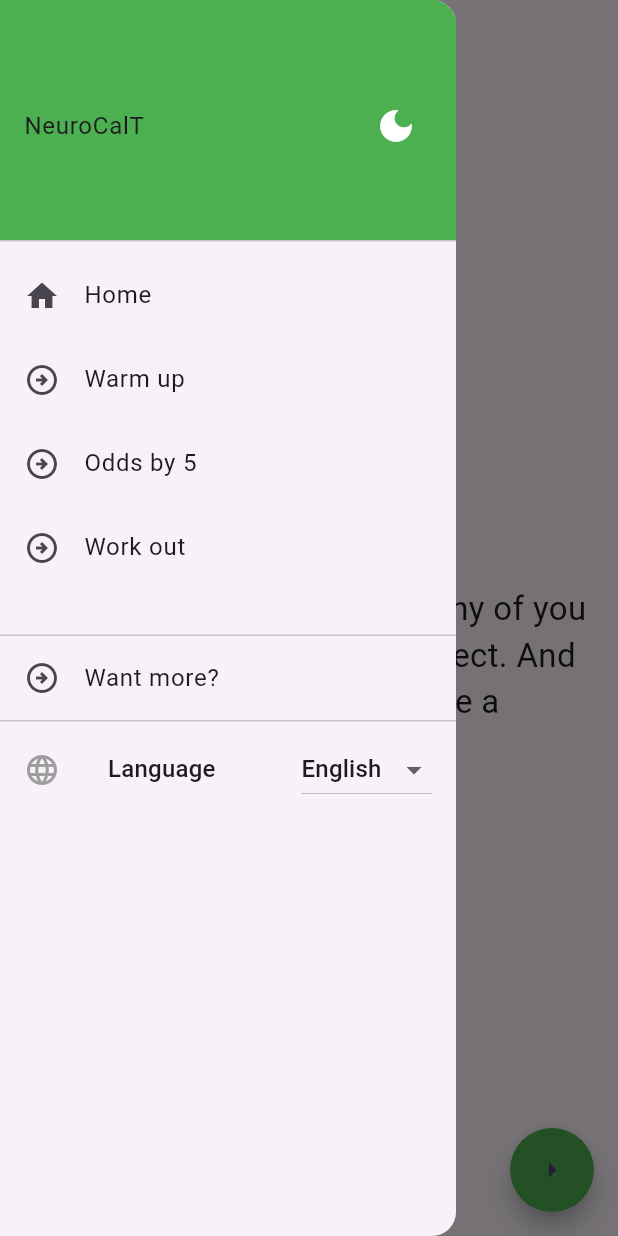
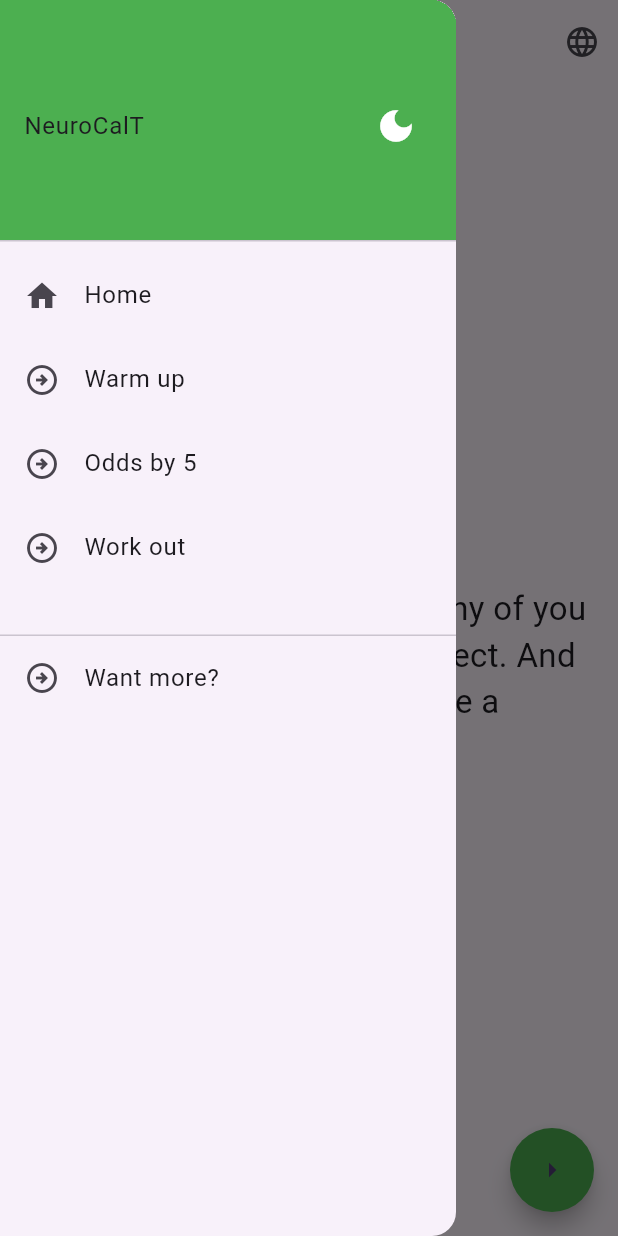
Before and after one commit to FrankMilvus/Trachtenberg-GREMA, a Flutter app: the screen it shows after launch, with the side drawer open, on a phone screen of 412 x 824 dp. Run offline on Flutter 3.47's test engine with Material 3 defaults, Android fonts, the phone set to English and light mode, and no system bars; our stand-ins replace flutter_native_splash, wakelock_plus.

Commit message:
Enhance app localization and user experience by adding language selection in the app bar, enabling wakelock functionality, and updating app strings. Also, include new dependencies and configuration for improved development environment.

```diff
--- a/lib/constants/app_strings.dart
+++ b/lib/constants/app_strings.dart
@@ -1,6 +1,6 @@
 class KAppStrings {
   static const hello =
-      'Hey guys! I am glad to see any of you here! This app is my pet project. And main'
+      'Hey guys!! I am glad to see any of you here! This app is my pet project!!. And main'
       ' target of this app create a sandbox to train fast mental counting skills';
   static const oddsByFiveMultiplicationExplanation =
       'Rule: To multiply a number by 5 using\n'
--- a/lib/main.dart
+++ b/lib/main.dart
@@ -5,10 +5,12 @@ import 'package:provider/provider.dart';
 import 'package:trachtenberg_grema/providers/app_provider.dart';
 import 'package:trachtenberg_grema/views/widget_tree.dart';
 import 'package:flutter_native_splash/flutter_native_splash.dart';
-
-void main() {
+import 'package:wakelock_plus/wakelock_plus.dart';
+void main() async{
   WidgetsBinding widgetsBinding = WidgetsFlutterBinding.ensureInitialized();
   FlutterNativeSplash.preserve(widgetsBinding: widgetsBinding);
+  WidgetsFlutterBinding.ensureInitialized();
+  await WakelockPlus.enable();
   runApp(
     ChangeNotifierProvider(
       create: (context) => AppProvider(),
--- a/lib/views/widget_tree.dart
+++ b/lib/views/widget_tree.dart
@@ -23,7 +23,27 @@ class WidgetTree extends StatelessWidget {
   @override
   Widget build(BuildContext context) {
     return Scaffold(
-      appBar: AppBar(title: const Text("NeuroCalT"), centerTitle: true),
+      appBar: AppBar(
+        title: const Text("NeuroCalT+"),
+        centerTitle: true,
+        actions: [
+          Consumer<AppProvider>(
+            builder: (context, appProvider, _) {
+              return PopupMenuButton<Locale>(
+                icon: const Icon(Icons.language),
+                onSelected: appProvider.setLocale,
+                itemBuilder: (context) => const [
+                  PopupMenuItem(value: Locale('en'), child: Text('English')),
+                  PopupMenuItem(value: Locale('es'), child: Text('Español')),
+                  PopupMenuItem(value: Locale('de'), child: Text('Deutsch')),
+                  PopupMenuItem(value: Locale('fr'), child: Text('Français')),
+                  PopupMenuItem(value: Locale('ru'), child: Text('Русский')),
+                ],
+              );
+            },
+          ),
+        ],
+      ),
       drawer: const DrawerWidget(),
       body: Consumer<AppProvider>(
         builder: (context, appProvider, _) {
--- a/lib/widgets/drawer.dart
+++ b/lib/widgets/drawer.dart
@@ -1,6 +1,6 @@
 import 'package:flutter/material.dart';
+import 'package:provider/provider.dart';
 import 'package:trachtenberg_grema/l10n/app_localizations.dart';
-import 'package:provider/provider.dart';
 import 'package:trachtenberg_grema/providers/app_provider.dart';
 
 import '/constants/app_pages.dart';
@@ -27,7 +27,11 @@ class DrawerWidget extends StatelessWidget {
                       onPressed: () {
                         appProvider.toggleTheme();
                       },
-                      icon: const Icon(Icons.dark_mode, color: Colors.white, size: 28),
+                      icon: const Icon(
+                        Icons.dark_mode,
+                        color: Colors.white,
+                        size: 28,
+                      ),
                     ),
                   ],
                 ),
@@ -74,33 +78,6 @@ class DrawerWidget extends StatelessWidget {
                   Navigator.pop(context);
                 },
               ),
-              const Divider(thickness: 1, height: 1),
-              Padding(
-                padding: const EdgeInsets.symmetric(horizontal: 16.0, vertical: 8.0),
-                child: Row(
-                  children: [
-                    const Icon(Icons.language, color: Colors.grey),
-                    const SizedBox(width: 32),
-                    Text(l10n.language, style: Theme.of(context).textTheme.titleMedium),
-                    const Spacer(),
-                    DropdownButton<Locale>(
-                      value: appProvider.locale ?? Localizations.localeOf(context),
-                      items: const [
-                        DropdownMenuItem(value: Locale('en'), child: Text('English')),
-                        DropdownMenuItem(value: Locale('es'), child: Text('Español')),
-                        DropdownMenuItem(value: Locale('de'), child: Text('Deutsch')),
-                        DropdownMenuItem(value: Locale('fr'), child: Text('Français')),
-                        DropdownMenuItem(value: Locale('ru'), child: Text('Русский')),
-                      ],
-                      onChanged: (Locale? newLocale) {
-                        if (newLocale != null) {
-                          appProvider.setLocale(newLocale);
-                        }
-                      },
-                    ),
-                  ],
-                ),
-              ),
             ],
           );
         },
--- a/pubspec.yaml
+++ b/pubspec.yaml
@@ -39,6 +39,7 @@ dependencies:
   # Use with the CupertinoIcons class for iOS style icons.
   cupertino_icons: ^1.0.8
   provider: ^6.1.1
+  wakelock_plus: ^1.6.0
 
 dev_dependencies:
   flutter_test:
```
Also changed, not shown: pubspec.lock, 2 other files.
